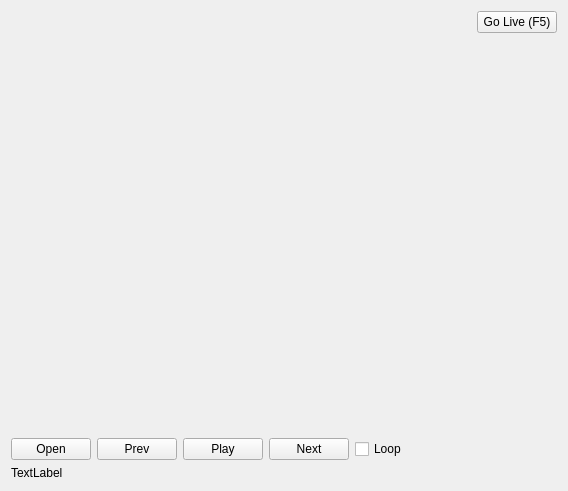
The window that src/mediawidget.ui (SoftProjector/src) describes before a commit, drawn with Qt 5.
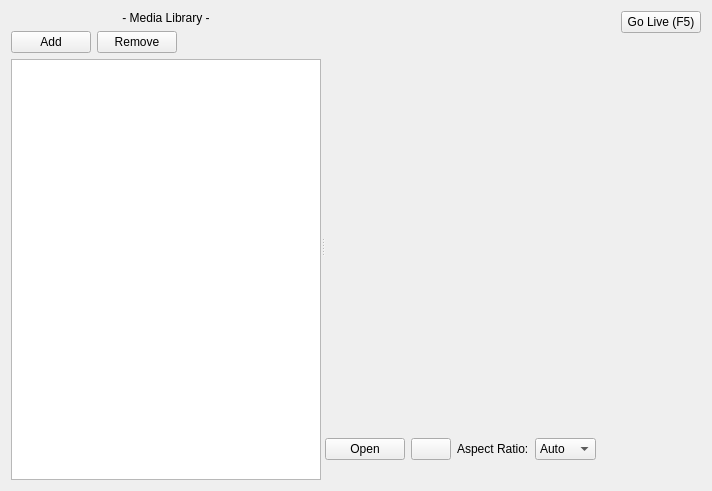
The same window after the commit. Icons and pictures are not drawn.

Diff of the .ui file:
```diff
--- a/src/mediawidget.ui
+++ b/src/mediawidget.ui
@@ -6,13 +6,79 @@
    <rect>
     <x>0</x>
     <y>0</y>
-    <width>568</width>
+    <width>712</width>
     <height>491</height>
    </rect>
   </property>
   <property name="windowTitle">
    <string>Form</string>
   </property>
+  <layout class="QGridLayout" name="gridLayout">
+   <item row="0" column="0">
+    <widget class="QSplitter" name="splitter">
+     <property name="orientation">
+      <enum>Qt::Horizontal</enum>
+     </property>
+     <widget class="QWidget" name="layoutWidgetMedia">
+      <layout class="QVBoxLayout" name="verticalLayout_3">
+       <item>
+        <widget class="QLabel" name="labelMediaLibrary">
+         <property name="text">
+          <string>- Media Library -</string>
+         </property>
+         <property name="alignment">
+          <set>Qt::AlignCenter</set>
+         </property>
+        </widget>
+       </item>
+       <item>
+        <layout class="QHBoxLayout" name="horizontalLayout_2">
+         <item>
+          <widget class="QPushButton" name="pushButtonAdd">
+           <property name="text">
+            <string>Add</string>
+           </property>
+           <property name="icon">
+            <iconset resource="softprojector.qrc">
+             <normaloff>:/icons/icons/add.png</normaloff>:/icons/icons/add.png</iconset>
+           </property>
+          </widget>
+         </item>
+         <item>
+          <widget class="QPushButton" name="pushButtonRemove">
+           <property name="text">
+            <string>Remove</string>
+           </property>
+           <property name="icon">
+            <iconset resource="softprojector.qrc">
+             <normaloff>:/icons/icons/remove.png</normaloff>:/icons/icons/remove.png</iconset>
+           </property>
+           <property name="shortcut">
+            <string>Del</string>
+           </property>
+          </widget>
+         </item>
+         <item>
+          <spacer name="horizontalSpacer_3">
+           <property name="orientation">
+            <enum>Qt::Horizontal</enum>
+           </property>
+           <property name="sizeHint" stdset="0">
+            <size>
+             <width>40</width>
+             <height>20</height>
+            </size>
+           </property>
+          </spacer>
+         </item>
+        </layout>
+       </item>
+       <item>
+        <widget class="QListWidget" name="listWidgetMediaFiles"/>
+       </item>
+      </layout>
+     </widget>
+     <widget class="QWidget" name="">
   <layout class="QVBoxLayout" name="verticalLayout">
    <item>
     <layout class="QHBoxLayout" name="horizontalLayout">
@@ -46,6 +112,8 @@
     </layout>
    </item>
    <item>
+        <layout class="QVBoxLayout" name="verticalLayoutMedia">
+         <item>
     <widget class="QLabel" name="labelInfo">
      <property name="sizePolicy">
       <sizepolicy hsizetype="Preferred" vsizetype="MinimumExpanding">
@@ -62,25 +130,12 @@
      <property name="autoFillBackground">
       <bool>true</bool>
      </property>
-     <property name="text">
-      <string/>
-     </property>
-    </widget>
-   </item>
-   <item>
-    <widget class="QWidget" name="widget" native="true">
-     <property name="sizePolicy">
-      <sizepolicy hsizetype="Preferred" vsizetype="MinimumExpanding">
-       <horstretch>0</horstretch>
-       <verstretch>0</verstretch>
-      </sizepolicy>
-     </property>
-     <layout class="QVBoxLayout" name="verticalLayout_2">
       <property name="margin">
-       <number>0</number>
-      </property>
-     </layout>
-    </widget>
+            <number>10</number>
+           </property>
+          </widget>
+         </item>
+        </layout>
    </item>
    <item>
     <layout class="QHBoxLayout" name="horizontalLayoutControls">
@@ -91,32 +146,42 @@
        </property>
       </widget>
      </item>
-     <item>
-      <widget class="QPushButton" name="pushButtonPrev">
-       <property name="text">
-        <string>Prev</string>
-       </property>
-      </widget>
-     </item>
      <item>
       <widget class="QPushButton" name="pushButtonPlayPause">
        <property name="text">
-        <string>Play</string>
+            <string/>
        </property>
       </widget>
      </item>
      <item>
-      <widget class="QPushButton" name="pushButtonNext">
+          <widget class="QLabel" name="label">
        <property name="text">
-        <string>Next</string>
+            <string>Aspect Ratio:</string>
        </property>
       </widget>
      </item>
      <item>
-      <widget class="QCheckBox" name="checkBoxLoop">
+          <widget class="QComboBox" name="comboBoxAspectRatio">
+           <item>
        <property name="text">
-        <string>Loop</string>
-       </property>
+             <string>Auto</string>
+            </property>
+           </item>
+           <item>
+            <property name="text">
+             <string>Scale</string>
+            </property>
+           </item>
+           <item>
+            <property name="text">
+             <string>4/3</string>
+            </property>
+           </item>
+           <item>
+            <property name="text">
+             <string>16/9</string>
+            </property>
+           </item>
       </widget>
      </item>
      <item>
@@ -132,13 +197,6 @@
        </property>
       </spacer>
      </item>
-     <item>
-      <widget class="QLabel" name="labelProg">
-       <property name="text">
-        <string/>
-       </property>
-      </widget>
-     </item>
     </layout>
    </item>
    <item>
@@ -146,11 +204,15 @@
      <item>
       <widget class="QLabel" name="labelTime">
        <property name="text">
-        <string>TextLabel</string>
+            <string/>
        </property>
       </widget>
      </item>
     </layout>
+       </item>
+      </layout>
+     </widget>
+    </widget>
    </item>
   </layout>
  </widget>
```
Lines whose indentation alone changed are shown as unchanged.
